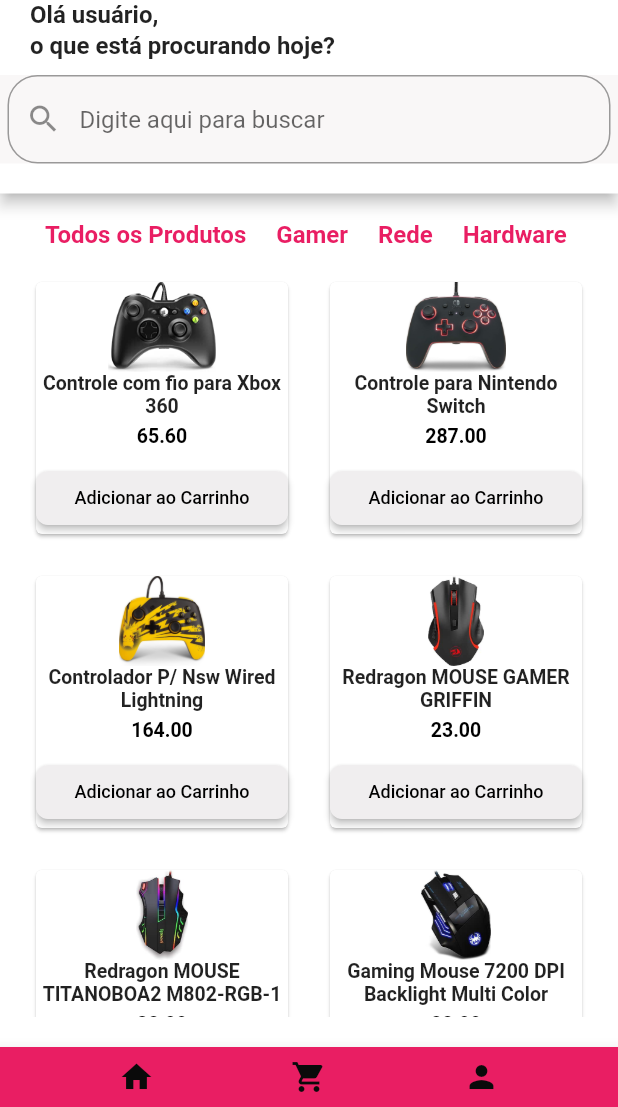
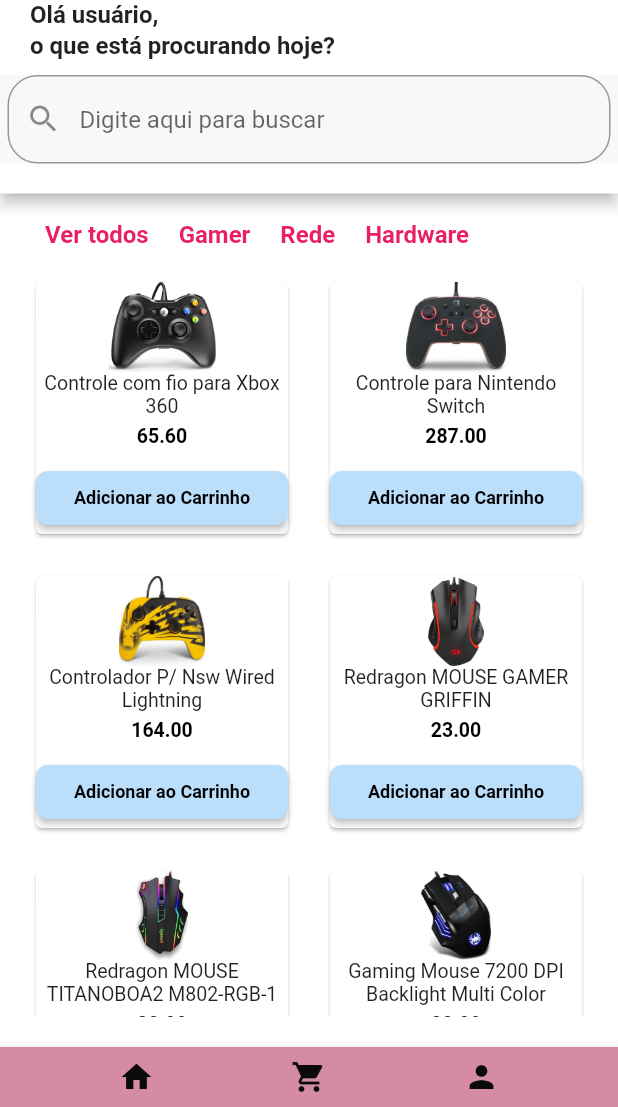
Before and after one commit to codigo-rosa/crtech, a Flutter app: the screen it shows after launch, on a phone screen of 412 x 824 dp, the part 129-1236 px from its top. Run offline on Flutter 3.47's test engine with Material 2 defaults, Android fonts, the phone set to English and light mode, and no system bars.

Commit message:
Mudança na fonte da descrição e cor theme do projeto

```diff
--- a/lib/main.dart
+++ b/lib/main.dart
@@ -17,7 +17,8 @@ class Aplicativo extends StatelessWidget {
       title: 'CR Tech',
       debugShowCheckedModeBanner: false, // Remover o banner de debug
       theme: ThemeData(
-        scaffoldBackgroundColor: Colors.white,
+        primaryColor: Color.fromARGB(255, 214, 139, 164),
+        scaffoldBackgroundColor: Color.fromARGB(255, 255, 255, 255),
         //borderRadius: BorderRadius.circular(8),
       ),
       home: const TelaAbertura(),
@@ -132,7 +133,7 @@ class EstadoPaginaPrincipal extends State<PaginaPrincipal> {
         ),
       ),
       bottomNavigationBar: BottomAppBar(
-        color: Colors.pink,
+        color: Theme.of(context).primaryColor,
         child: SizedBox(
           height: 40.0,
           child: Row(
@@ -203,7 +204,7 @@ class EstadoPaginaPrincipal extends State<PaginaPrincipal> {
             style: const TextStyle(
               fontFamily: 'Roboto',
               fontSize: 13,
-              fontWeight: FontWeight.bold,
+              fontWeight: FontWeight.normal,
             ),
             textAlign: TextAlign.center,
           ),
@@ -227,7 +228,7 @@ class EstadoPaginaPrincipal extends State<PaginaPrincipal> {
               mostrarModalConfirmacao(context);
             },
             style: ElevatedButton.styleFrom(
-              primary: Color.fromARGB(255, 240, 238, 239),
+              primary: Theme.of(context).primaryColorLight,
               onPrimary: Colors.black,
               shape: RoundedRectangleBorder(
                 borderRadius: BorderRadius.circular(8.0),
@@ -236,7 +237,8 @@ class EstadoPaginaPrincipal extends State<PaginaPrincipal> {
             child: const Text(
               'Adicionar ao Carrinho',
               style: TextStyle(
-                fontSize: 12.0, // Defina o tamanho da fonte desejado),
+                fontSize: 12.0,
+                fontWeight: FontWeight.bold// Defina o tamanho da fonte desejado),
               ),
             ),
           ),
@@ -256,7 +258,7 @@ class EstadoPaginaPrincipal extends State<PaginaPrincipal> {
           mainAxisAlignment:
               MainAxisAlignment.start, // Alinha os itens à esquerda
           children: [
-            construirCategoriaDeProdutos(index: 0, nome: "Todos os Produtos"),
+            construirCategoriaDeProdutos(index: 0, nome: "Ver todos"),
             construirCategoriaDeProdutos(index: 1, nome: "Gamer"),
             construirCategoriaDeProdutos(index: 2, nome: "Rede"),
             construirCategoriaDeProdutos(index: 3, nome: "Hardware"),
```
